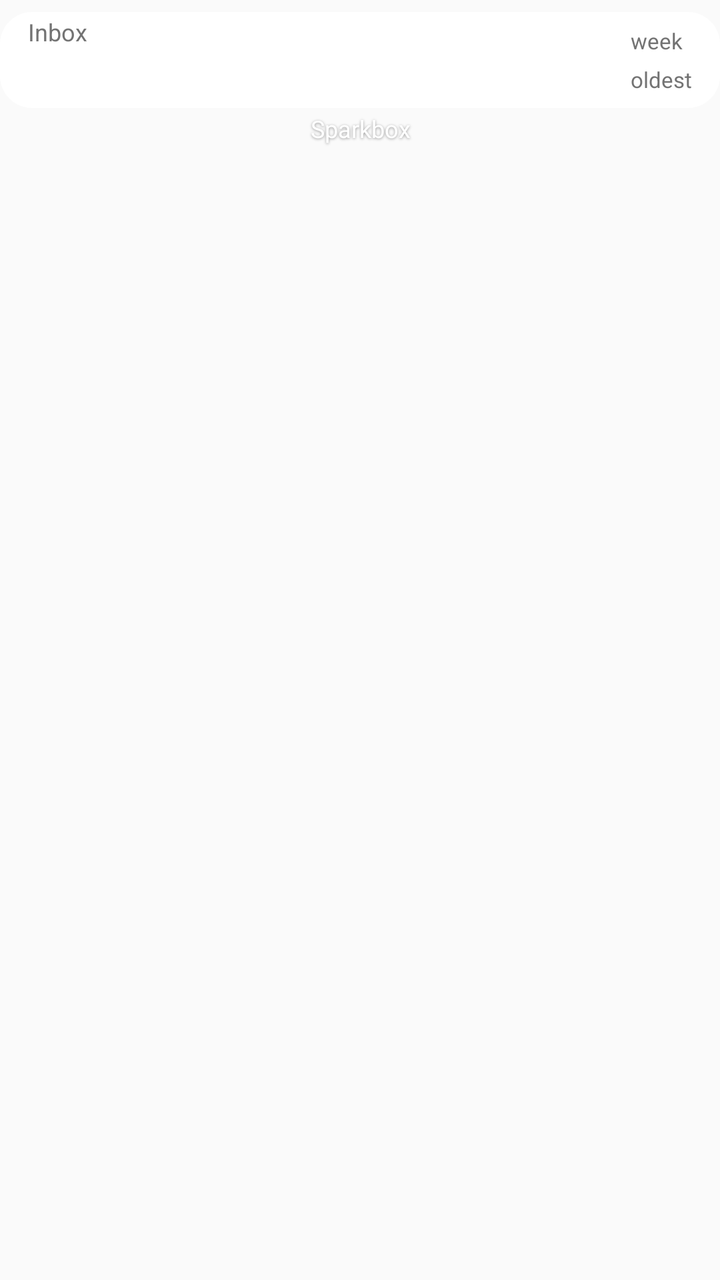
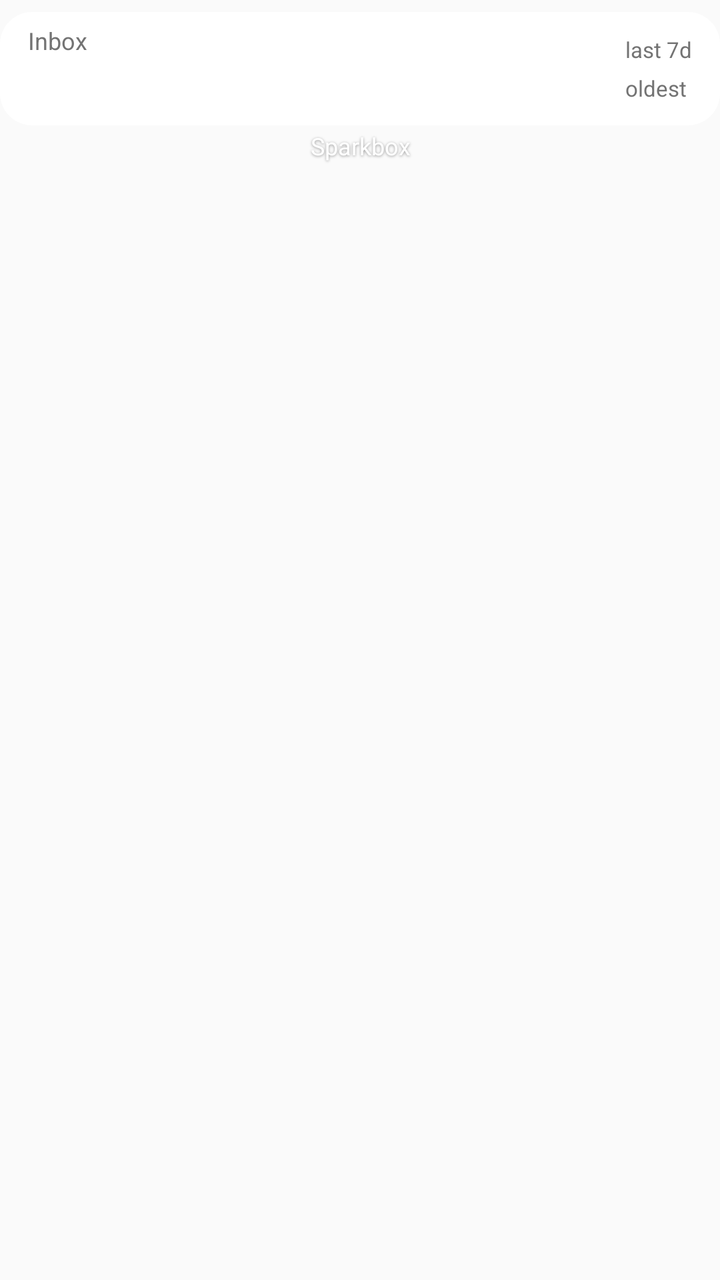

Compare the two renders of this Android layout. The source of the first and the diff that turns it into the second are given below.
<!-- AndroidManifest.xml: application theme AppTheme -->
<!-- res/layout/widget_inbox.xml -->
<LinearLayout xmlns:android="http://schemas.android.com/apk/res/android" android:id="@+id/w_root" android:layout_width="match_parent" android:layout_height="match_parent" android:gravity="top" android:orientation="vertical">
    <LinearLayout android:layout_width="match_parent" android:layout_height="48dp" android:layout_marginTop="6dp" android:background="@drawable/widget_bg" android:gravity="center_vertical" android:orientation="horizontal" android:paddingHorizontal="14dp">
        <LinearLayout android:layout_width="wrap_content" android:layout_height="wrap_content" android:orientation="vertical">
            <TextView android:layout_width="wrap_content" android:layout_height="wrap_content" android:includeFontPadding="false" android:text="Inbox" android:textColor="@color/w_muted" android:textSize="12sp" />
            <TextView android:id="@+id/w_n1" android:layout_width="wrap_content" android:layout_height="wrap_content" android:layout_marginTop="1dp" android:fontFamily="sans-serif-medium" android:includeFontPadding="false" android:textColor="@color/w_ink" android:textSize="22sp" />
        </LinearLayout>
        <TextView android:layout_width="0dp" android:layout_height="0dp" android:layout_weight="1" />
        <LinearLayout android:layout_width="wrap_content" android:layout_height="wrap_content" android:orientation="vertical">
            <LinearLayout android:layout_width="wrap_content" android:layout_height="wrap_content" android:orientation="horizontal">
                <TextView android:id="@+id/w_n2" android:layout_width="wrap_content" android:layout_height="wrap_content" android:fontFamily="sans-serif-medium" android:includeFontPadding="false" android:textColor="@color/w_accent" android:textSize="13sp" />
                <TextView android:layout_width="wrap_content" android:layout_height="wrap_content" android:layout_marginStart="3dp" android:includeFontPadding="false" android:text="week" android:textColor="@color/w_muted" android:textSize="11sp" />
            </LinearLayout>
            <LinearLayout android:layout_width="wrap_content" android:layout_height="wrap_content" android:layout_marginTop="4dp" android:orientation="horizontal">
                <TextView android:id="@+id/w_n3" android:layout_width="wrap_content" android:layout_height="wrap_content" android:fontFamily="sans-serif-medium" android:includeFontPadding="false" android:textColor="@color/w_ink" android:textSize="13sp" />
                <TextView android:layout_width="wrap_content" android:layout_height="wrap_content" android:layout_marginStart="3dp" android:includeFontPadding="false" android:text="oldest" android:textColor="@color/w_muted" android:textSize="11sp" />
            </LinearLayout>
        </LinearLayout>
    </LinearLayout>
    <TextView android:layout_width="match_parent" android:layout_height="22dp" android:gravity="center" android:includeFontPadding="false" android:shadowColor="#66000000" android:shadowDx="0" android:shadowDy="1" android:shadowRadius="3" android:text="Sparkbox" android:textColor="#FFFFFF" android:textSize="12sp" />
</LinearLayout>
<!-- resources referenced by this layout -->
<resources>
  <color name="w_accent">#1B7F5C</color>
  <color name="w_ink">#171717</color>
  <color name="w_muted">#737373</color>
  <!-- drawable widget_bg (drawable) -->
  <shape xmlns:android="http://schemas.android.com/apk/res/android">
      <solid android:color="@color/w_surface" />
      <corners android:radius="16dp" />
  </shape>
  <style name="AppTheme" parent="android:Theme.Material.Light.NoActionBar">
          <item name="android:windowLightStatusBar">true</item>
          <item name="android:windowLightNavigationBar">true</item>
      </style>
  <color name="w_surface">#FFFFFF</color>
</resources>

<!-- the commit's change to res/layout/widget_inbox.xml (unified diff, before → after) -->
@@ -1,5 +1,5 @@
 <LinearLayout xmlns:android="http://schemas.android.com/apk/res/android" android:id="@+id/w_root" android:layout_width="match_parent" android:layout_height="match_parent" android:gravity="top" android:orientation="vertical">
-    <LinearLayout android:layout_width="match_parent" android:layout_height="48dp" android:layout_marginTop="6dp" android:background="@drawable/widget_bg" android:gravity="center_vertical" android:orientation="horizontal" android:paddingHorizontal="14dp">
+    <LinearLayout android:layout_width="match_parent" android:layout_height="wrap_content" android:minHeight="48dp" android:layout_marginTop="6dp" android:background="@drawable/widget_bg" android:gravity="center_vertical" android:orientation="horizontal" android:paddingHorizontal="14dp" android:paddingVertical="8dp">
         <LinearLayout android:layout_width="wrap_content" android:layout_height="wrap_content" android:orientation="vertical">
             <TextView android:layout_width="wrap_content" android:layout_height="wrap_content" android:includeFontPadding="false" android:text="Inbox" android:textColor="@color/w_muted" android:textSize="12sp" />
             <TextView android:id="@+id/w_n1" android:layout_width="wrap_content" android:layout_height="wrap_content" android:layout_marginTop="1dp" android:fontFamily="sans-serif-medium" android:includeFontPadding="false" android:textColor="@color/w_ink" android:textSize="22sp" />
@@ -7,8 +7,8 @@
         <TextView android:layout_width="0dp" android:layout_height="0dp" android:layout_weight="1" />
         <LinearLayout android:layout_width="wrap_content" android:layout_height="wrap_content" android:orientation="vertical">
             <LinearLayout android:layout_width="wrap_content" android:layout_height="wrap_content" android:orientation="horizontal">
-                <TextView android:id="@+id/w_n2" android:layout_width="wrap_content" android:layout_height="wrap_content" android:fontFamily="sans-serif-medium" android:includeFontPadding="false" android:textColor="@color/w_accent" android:textSize="13sp" />
-                <TextView android:layout_width="wrap_content" android:layout_height="wrap_content" android:layout_marginStart="3dp" android:includeFontPadding="false" android:text="week" android:textColor="@color/w_muted" android:textSize="11sp" />
+                <TextView android:id="@+id/w_n2" android:layout_width="wrap_content" android:layout_height="wrap_content" android:fontFamily="sans-serif-medium" android:includeFontPadding="false" android:textColor="@color/w_ink" android:textSize="13sp" />
+                <TextView android:layout_width="wrap_content" android:layout_height="wrap_content" android:layout_marginStart="3dp" android:includeFontPadding="false" android:text="last 7d" android:textColor="@color/w_muted" android:textSize="11sp" />
             </LinearLayout>
             <LinearLayout android:layout_width="wrap_content" android:layout_height="wrap_content" android:layout_marginTop="4dp" android:orientation="horizontal">
                 <TextView android:id="@+id/w_n3" android:layout_width="wrap_content" android:layout_height="wrap_content" android:fontFamily="sans-serif-medium" android:includeFontPadding="false" android:textColor="@color/w_ink" android:textSize="13sp" />
@@ -16,5 +16,5 @@
             </LinearLayout>
         </LinearLayout>
     </LinearLayout>
-    <TextView android:layout_width="match_parent" android:layout_height="22dp" android:gravity="center" android:includeFontPadding="false" android:shadowColor="#66000000" android:shadowDx="0" android:shadowDy="1" android:shadowRadius="3" android:text="Sparkbox" android:textColor="#FFFFFF" android:textSize="12sp" />
+    <TextView android:id="@+id/w_status" android:layout_width="match_parent" android:layout_height="wrap_content" android:minHeight="22dp" android:gravity="center" android:includeFontPadding="false" android:shadowColor="#66000000" android:shadowDx="0" android:shadowDy="1" android:shadowRadius="3" android:text="Sparkbox" android:textColor="#FFFFFF" android:textSize="12sp" />
 </LinearLayout>
<!-- resource entries referenced after the edit -->
@@ -1,6 +1,5 @@
 <!-- resources referenced by this layout -->
 <resources>
-  <color name="w_accent">#1B7F5C</color>
   <color name="w_ink">#171717</color>
   <color name="w_muted">#737373</color>
   <!-- drawable widget_bg (drawable) -->
